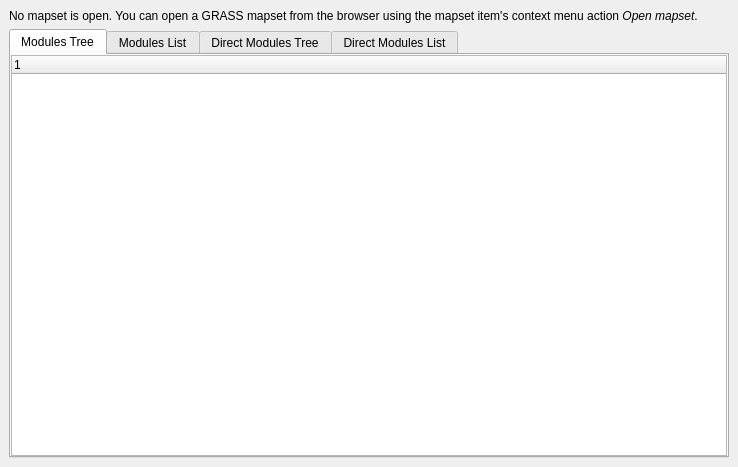
Old version of the form src/plugins/grass/qgsgrasstoolsbase.ui in the repository qgis/QGIS.
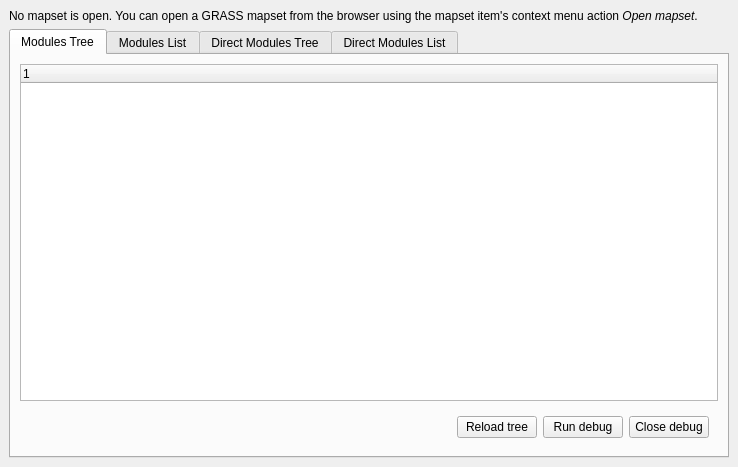
New version of the form.

Commit message: [GRASS] modules debug bar

```diff
--- a/src/plugins/grass/qgsgrasstoolsbase.ui
+++ b/src/plugins/grass/qgsgrasstoolsbase.ui
@@ -14,8 +14,8 @@
    <string>Grass Tools</string>
   </property>
   <widget class="QWidget" name="mContents">
-   <layout class="QVBoxLayout" name="verticalLayout">
-    <item>
+   <layout class="QGridLayout" name="gridLayout">
+    <item row="0" column="0">
      <widget class="QLabel" name="mMessageLabel">
       <property name="text">
        <string>&lt;html&gt;&lt;head/&gt;&lt;body&gt;&lt;p&gt;No mapset is open. You can open a GRASS mapset from the browser using the mapset item's context menu action &lt;span style=&quot; font-style:italic;&quot;&gt;Open mapset&lt;/span&gt;.&lt;/p&gt;&lt;/body&gt;&lt;/html&gt;</string>
@@ -25,7 +25,7 @@
       </property>
      </widget>
     </item>
-    <item>
+    <item row="1" column="0">
      <widget class="QTabWidget" name="mTabWidget">
       <property name="currentIndex">
        <number>0</number>
@@ -34,11 +34,8 @@
        <attribute name="title">
         <string>Modules Tree</string>
        </attribute>
-       <layout class="QGridLayout">
-        <property name="margin">
-         <number>0</number>
-        </property>
-        <item row="0" column="0">
+       <layout class="QVBoxLayout" name="verticalLayout">
+        <item>
          <widget class="QTreeWidget" name="mModulesTree">
           <property name="indentation">
            <number>16</number>
@@ -56,6 +53,46 @@
           </column>
          </widget>
         </item>
+        <item>
+         <widget class="QWidget" name="mDebugWidget" native="true">
+          <layout class="QHBoxLayout" name="horizontalLayout">
+           <item>
+            <widget class="QLabel" name="mDebugLabel">
+             <property name="sizePolicy">
+              <sizepolicy hsizetype="Expanding" vsizetype="Preferred">
+               <horstretch>0</horstretch>
+               <verstretch>0</verstretch>
+              </sizepolicy>
+             </property>
+             <property name="text">
+              <string/>
+             </property>
+            </widget>
+           </item>
+           <item>
+            <widget class="QPushButton" name="mDebugReloadButton">
+             <property name="text">
+              <string>Reload tree</string>
+             </property>
+            </widget>
+           </item>
+           <item>
+            <widget class="QPushButton" name="mDebugButton">
+             <property name="text">
+              <string>Run debug</string>
+             </property>
+            </widget>
+           </item>
+           <item>
+            <widget class="QPushButton" name="mCloseDebugButton">
+             <property name="text">
+              <string>Close debug</string>
+             </property>
+            </widget>
+           </item>
+          </layout>
+         </widget>
+        </item>
        </layout>
       </widget>
       <widget class="QWidget" name="mModulesListTab">
```
Left out of the diff: 2 changed lines with no effect on the pictures. The commit also changes 12 other files.
